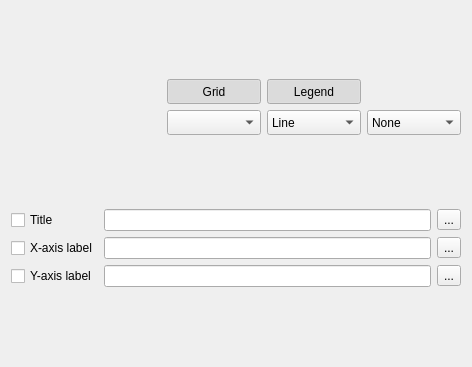
The window that Libs/MRML/Widgets/Resources/UI/qMRMLPlotViewControllerWidget.ui (lassoan/SlicerGitSVNArchive) describes before a commit, drawn with Qt 5.
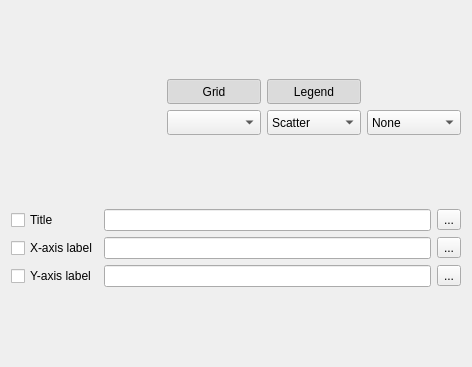
The same window after the commit. Icons and pictures are not drawn. Custom widgets are drawn as their Qt base class.

Diff of the .ui file:
```diff
--- a/Libs/MRML/Widgets/Resources/UI/qMRMLPlotViewControllerWidget.ui
+++ b/Libs/MRML/Widgets/Resources/UI/qMRMLPlotViewControllerWidget.ui
@@ -75,11 +75,6 @@
        <property name="currentIndex">
         <number>0</number>
        </property>
-       <item>
-        <property name="text">
-         <string>Line</string>
-        </property>
-       </item>
        <item>
         <property name="text">
          <string>Scatter</string>
```
Left out of the diff: 10 changed lines with no effect on the pictures.
